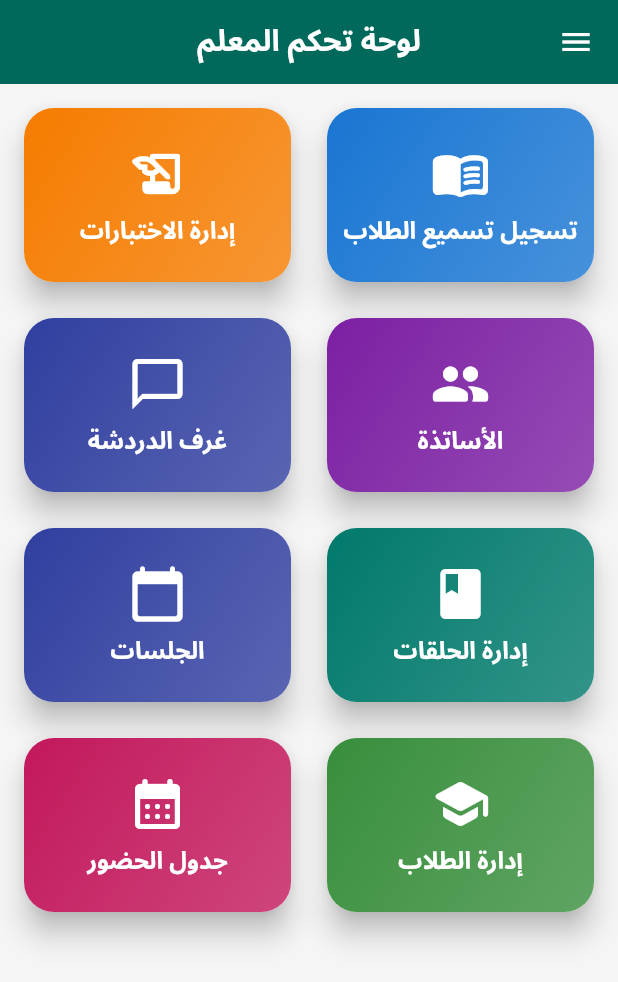
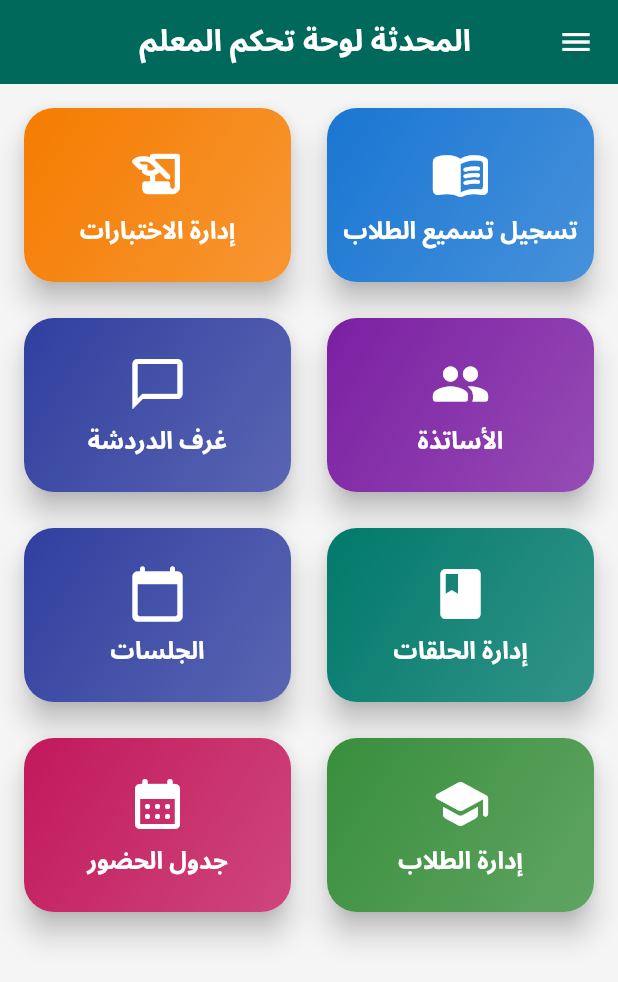
Before and after one commit to githubmohammad1/osman_moskee, a Flutter app: the TeacherDashboard screen opened by its route, on a phone screen of 412 x 824 dp. Shown: the top 982 px of the screen. Run offline on Flutter 3.47's test engine with Material 3 defaults, Android fonts, the phone set to English and light mode, and no system bars; our stand-ins replace cloud_firestore, firebase_auth, firebase_core, firebase_messaging, flutter_spinkit, font_awesome_flutter; accounts and stored records are empty.

Commit message:
Feat: Update teacher dashboard UI/logic

```diff
--- a/lib/teacher_dash_bord.dart
+++ b/lib/teacher_dash_bord.dart
@@ -74,7 +74,7 @@ class TeacherDashboard extends StatelessWidget {
         drawer: const AppDrawer(),
         appBar: AppBar(
           title: const Text(
-            'لوحة تحكم المعلم',
+            ' المحدثة لوحة تحكم المعلم',
             // style: TextStyle(fontWeight: FontWeight.bold),
           ),
           centerTitle: true,
```
